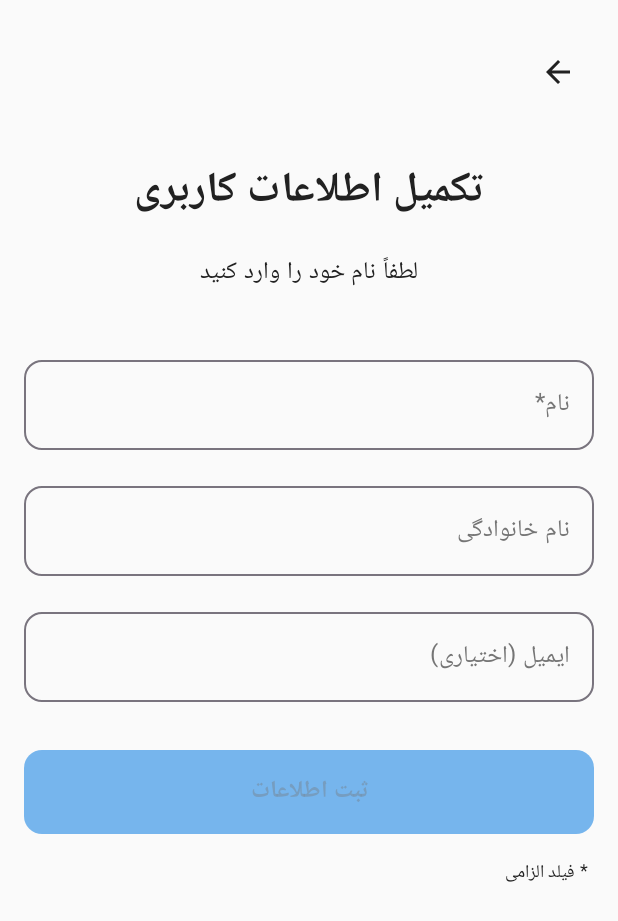
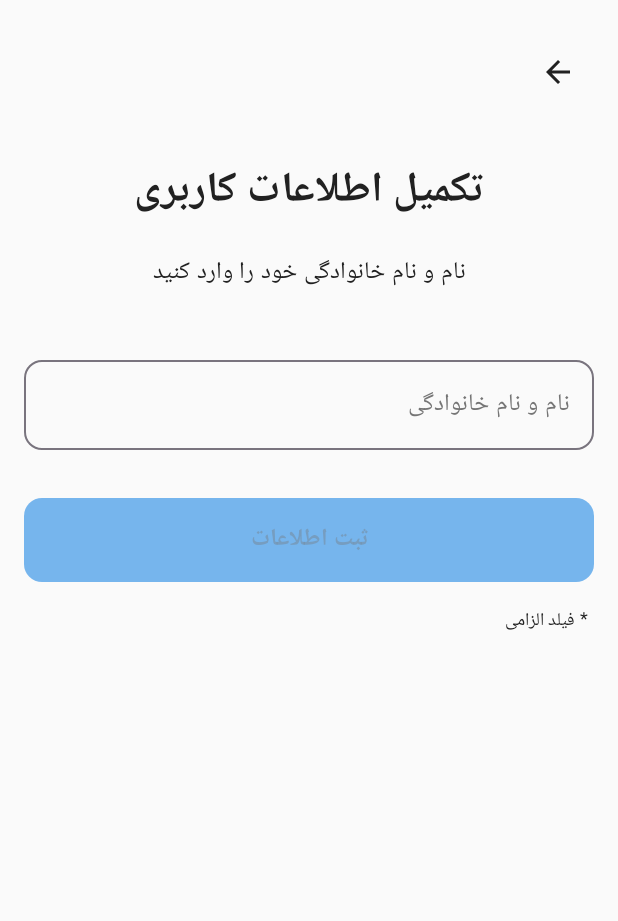
Before and after one commit to Mersaduv/DriveApp-Kotlin-Kmp, an Android app built with Jetpack Compose: the RegistrationScreen screen opened through its navigation route, on a phone screen of 412 x 824 dp. Shown: the top 921 px of the screen. Run offline under Robolectric (Android 15) with nearby library versions, the phone set to English and light mode, and no system bars; 1 statement that could not run was skipped.

```diff
--- a/androidApp/src/main/java/com/mai/driveapp/android/ui/auth/RegistrationScreen.kt
+++ b/androidApp/src/main/java/com/mai/driveapp/android/ui/auth/RegistrationScreen.kt
@@ -37,8 +37,6 @@ fun RegistrationScreen(
 ) {
     val uiState by viewModel.uiState.collectAsState()
     val firstName by viewModel.firstName.collectAsState()
-    val lastName by viewModel.lastName.collectAsState()
-    val email by viewModel.email.collectAsState()
 
     var showError by remember { mutableStateOf(false) }
     var errorMessage by remember { mutableStateOf("") }
@@ -103,7 +101,7 @@ fun RegistrationScreen(
             Spacer(modifier = Modifier.height(16.dp))
 
             Text(
-                text = LocalizedStrings.enterNameInstruction,
+                text = LocalizedStrings.enterFullName,
                 style = MaterialTheme.typography.bodyLarge,
                 textAlign = TextAlign.Center,
                 modifier = Modifier.padding(horizontal = 32.dp)
@@ -115,46 +113,11 @@ fun RegistrationScreen(
             OutlinedTextField(
                 value = firstName,
                 onValueChange = { viewModel.updateFirstName(it) },
-                label = { Text(LocalizedStrings.firstNameLabel) },
+                label = { Text(LocalizedStrings.fullName) },
                 singleLine = true,
                 shape = RoundedCornerShape(12.dp),
                 modifier = Modifier.fillMaxWidth(),
                 isError = showError && firstName.isEmpty(),
-                colors = OutlinedTextFieldDefaults.colors(
-                    focusedBorderColor = MaterialTheme.colorScheme.primary,
-                    unfocusedBorderColor = MaterialTheme.colorScheme.outline,
-                    focusedLabelColor = MaterialTheme.colorScheme.primary
-                )
-            )
-
-            Spacer(modifier = Modifier.height(16.dp))
-
-            // Last name input (optional)
-            OutlinedTextField(
-                value = lastName,
-                onValueChange = { viewModel.updateLastName(it) },
-                label = { Text(LocalizedStrings.lastNameLabel) },
-                singleLine = true,
-                shape = RoundedCornerShape(12.dp),
-                modifier = Modifier.fillMaxWidth(),
-                colors = OutlinedTextFieldDefaults.colors(
-                    focusedBorderColor = MaterialTheme.colorScheme.primary,
-                    unfocusedBorderColor = MaterialTheme.colorScheme.outline,
-                    focusedLabelColor = MaterialTheme.colorScheme.primary
-                )
-            )
-
-            Spacer(modifier = Modifier.height(16.dp))
-
-            // Email input (optional)
-            OutlinedTextField(
-                value = email,
-                onValueChange = { viewModel.updateEmail(it) },
-                label = { Text(LocalizedStrings.emailOptionalLabel) },
-                keyboardOptions = KeyboardOptions(keyboardType = KeyboardType.Email),
-                singleLine = true,
-                shape = RoundedCornerShape(12.dp),
-                modifier = Modifier.fillMaxWidth(),
                 colors = OutlinedTextFieldDefaults.colors(
                     focusedBorderColor = MaterialTheme.colorScheme.primary,
                     unfocusedBorderColor = MaterialTheme.colorScheme.outline,
--- a/shared/src/commonMain/kotlin/com/mai/driveapp/auth/AuthService.kt
+++ b/shared/src/commonMain/kotlin/com/mai/driveapp/auth/AuthService.kt
@@ -87,16 +87,14 @@ class AuthService(private val apiClient: ApiClient) {
     suspend fun completeRegistration(
         userId: String,
         phoneNumber: String,
-        firstName: String,
-        lastName: String? = null,
+        fullName: String,
         email: String? = null
     ): Result<CompleteRegistrationResponse> {
         return try {
             val request = CompleteRegistrationRequest(
                 userId = userId,
                 phoneNumber = phoneNumber,
-                firstName = firstName,
-                lastName = lastName,
+                fullName = fullName,
                 email = email
             )
 
--- a/shared/src/commonMain/kotlin/com/mai/driveapp/auth/models/AuthModels.kt
+++ b/shared/src/commonMain/kotlin/com/mai/driveapp/auth/models/AuthModels.kt
@@ -45,8 +45,7 @@ data class VerifyCodeResponse(
 data class CompleteRegistrationRequest(
     val userId: String,
     val phoneNumber: String,
-    val firstName: String,
-    val lastName: String? = null,
+    val fullName: String,
     val email: String? = null
 )
 
--- a/shared/src/commonMain/kotlin/com/mai/driveapp/auth/viewmodels/RegistrationViewModel.kt
+++ b/shared/src/commonMain/kotlin/com/mai/driveapp/auth/viewmodels/RegistrationViewModel.kt
@@ -54,7 +54,7 @@ class RegistrationViewModel(private val authRepository: AuthRepository) : ViewMo
         val firstName = _firstName.value.trim()
 
         if (firstName.isEmpty()) {
-            _uiState.value = RegistrationUiState.Error("نام نمی‌تواند خالی باشد.")
+            _uiState.value = RegistrationUiState.Error("نام و نام خانوادگی نمی‌تواند خالی باشد.")
             return
         }
 
@@ -62,8 +62,7 @@ class RegistrationViewModel(private val authRepository: AuthRepository) : ViewMo
 
         viewModelScope.launch {
             val result = authRepository.completeRegistration(
-                firstName = firstName,
-                lastName = _lastName.value.trim().takeIf { it.isNotEmpty() },
+                fullName = firstName,
                 email = _email.value.trim().takeIf { it.isNotEmpty() && isValidEmail(it) }
             )
 
```
Also changed, not shown: androidApp/src/main/java/com/mai/driveapp/android/AuthService.kt (+1 -6 lines), androidApp/src/main/java/com/mai/driveapp/android/navigation/AuthNavigation.kt (+13 -20 lines), androidApp/src/main/java/com/mai/driveapp/android/ui/auth/VerificationScreen.kt (+0 -45 lines), shared/src/commonMain/kotlin/com/mai/driveapp/auth/AuthRepository.kt (+14 -11 lines), shared/src/commonMain/kotlin/com/mai/driveapp/auth/viewmodels/VerificationViewModel.kt (+3 -14 lines), 1 other file.
